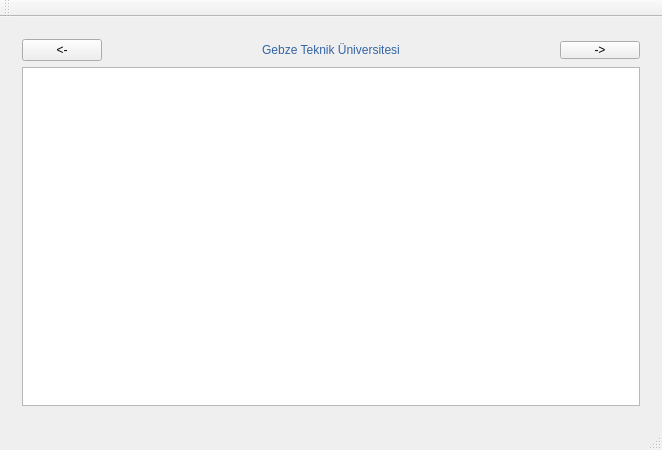
This is Server-Interface/mainwindow.ui in GTU-Project-Group3/ProjectFiles as Qt 5 draws it before an edit. The edited form follows.
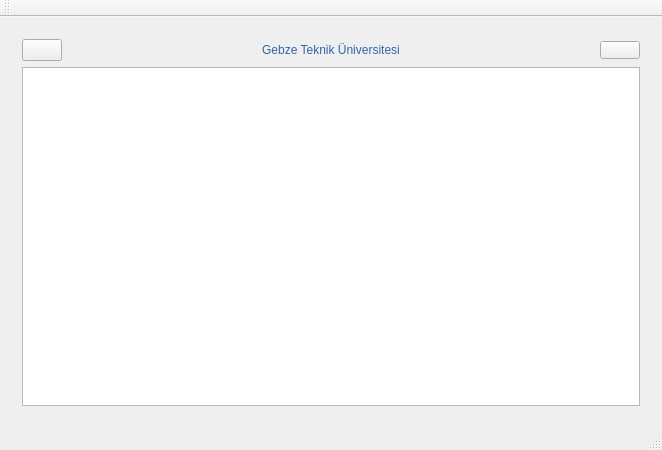
This is the edited form.

```diff
--- a/Server-Interface/mainwindow.ui
+++ b/Server-Interface/mainwindow.ui
@@ -47,7 +47,7 @@
                </sizepolicy>
               </property>
               <property name="text">
-               <string>&lt;-</string>
+               <string/>
               </property>
              </widget>
             </item>
@@ -88,7 +88,7 @@
                <string notr="true">height:10;</string>
               </property>
               <property name="text">
-               <string>-&gt;</string>
+               <string/>
               </property>
              </widget>
             </item>
```
Left out of the diff: 7 changed lines with no effect on the pictures.
